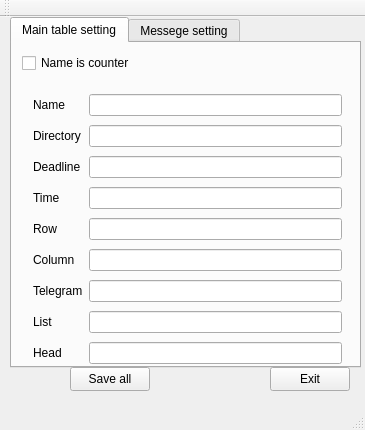
Above: FlameDate/GeneralParam.ui from AnatolySolovyev12/FlameDate before the change. Below: the same form after it.
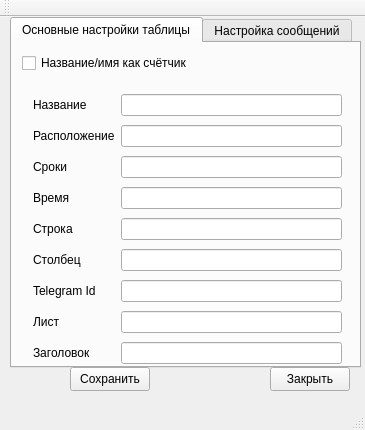
That is the form after the change. The open tabs and pages were chosen to show the change.

```diff
--- a/FlameDate/GeneralParam.ui
+++ b/FlameDate/GeneralParam.ui
@@ -52,7 +52,7 @@
     </property>
     <widget class="QWidget" name="tab_3">
      <attribute name="title">
-      <string>Main table setting</string>
+      <string>Основные настройки таблицы</string>
      </attribute>
      <widget class="QWidget" name="layoutWidget_2">
       <property name="geometry">
@@ -76,7 +76,7 @@
        <item row="0" column="0">
         <widget class="QLabel" name="label_19">
          <property name="text">
-          <string>Name</string>
+          <string>Название</string>
          </property>
         </widget>
        </item>
@@ -90,7 +90,7 @@
        <item row="1" column="0">
         <widget class="QLabel" name="label_13">
          <property name="text">
-          <string>Directory</string>
+          <string>Расположение</string>
          </property>
         </widget>
        </item>
@@ -125,7 +125,7 @@
        <item row="2" column="0">
         <widget class="QLabel" name="label_14">
          <property name="text">
-          <string>Deadline</string>
+          <string>Сроки</string>
          </property>
         </widget>
        </item>
@@ -139,7 +139,7 @@
        <item row="3" column="0">
         <widget class="QLabel" name="label_15">
          <property name="text">
-          <string>Time</string>
+          <string>Время</string>
          </property>
         </widget>
        </item>
@@ -153,7 +153,7 @@
        <item row="4" column="0">
         <widget class="QLabel" name="label_16">
          <property name="text">
-          <string>Row</string>
+          <string>Строка</string>
          </property>
         </widget>
        </item>
@@ -173,7 +173,7 @@
        <item row="5" column="0">
         <widget class="QLabel" name="label_17">
          <property name="text">
-          <string>Column</string>
+          <string>Столбец</string>
          </property>
         </widget>
        </item>
@@ -187,7 +187,7 @@
        <item row="6" column="0">
         <widget class="QLabel" name="label_18">
          <property name="text">
-          <string>Telegram</string>
+          <string>Telegram Id</string>
          </property>
         </widget>
        </item>
@@ -201,7 +201,7 @@
        <item row="7" column="0">
         <widget class="QLabel" name="label_20">
          <property name="text">
-          <string>List</string>
+          <string>Лист</string>
          </property>
         </widget>
        </item>
@@ -215,7 +215,7 @@
        <item row="8" column="0">
         <widget class="QLabel" name="label_21">
          <property name="text">
-          <string>Head</string>
+          <string>Заголовок</string>
          </property>
         </widget>
        </item>
@@ -233,18 +233,18 @@
        <rect>
         <x>10</x>
         <y>10</y>
-        <width>121</width>
+        <width>171</width>
         <height>20</height>
        </rect>
       </property>
       <property name="text">
-       <string>Name is counter</string>
+       <string>Название/имя как счётчик</string>
       </property>
      </widget>
     </widget>
     <widget class="QWidget" name="tab">
      <attribute name="title">
-      <string>Messege setting</string>
+      <string>Настройка сообщений</string>
      </attribute>
      <widget class="QWidget" name="verticalLayoutWidget">
       <property name="geometry">
@@ -451,7 +451,7 @@
      </rect>
     </property>
     <property name="text">
-     <string>Exit</string>
+     <string>Закрыть</string>
     </property>
    </widget>
    <widget class="QPushButton" name="saveAllBtn">
@@ -464,7 +464,7 @@
      </rect>
     </property>
     <property name="text">
-     <string>Save all</string>
+     <string>Сохранить</string>
     </property>
    </widget>
   </widget>
```
Left out of the diff: 20 changed lines with no effect on the pictures.
